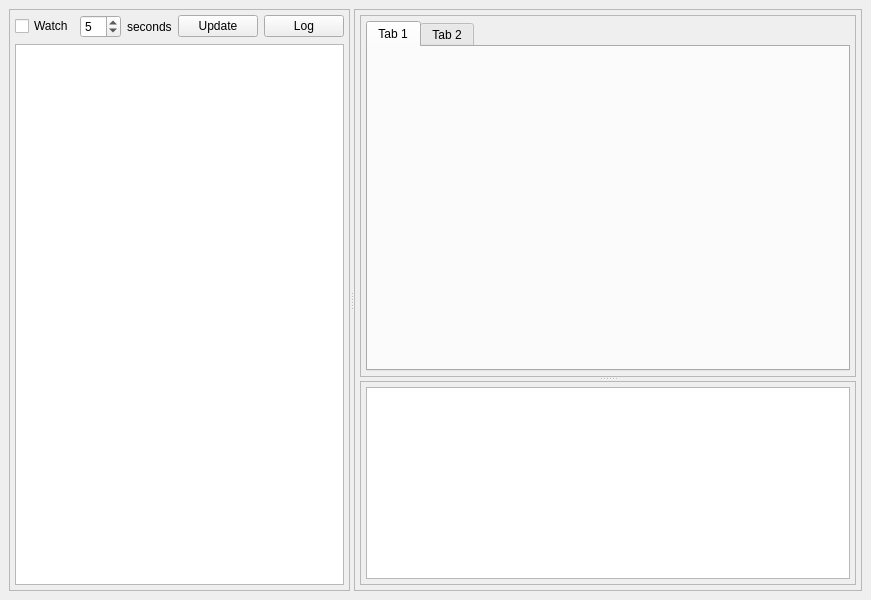
Above: resources/ui/kube_rider_main.ui from namuan/kube-rider before the change. Below: the same form after it.
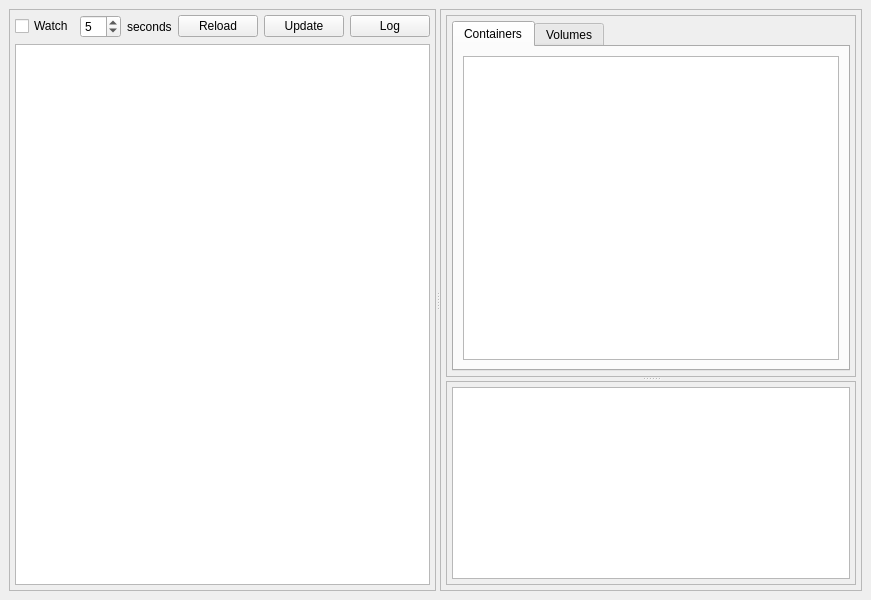
That is the form after the change.

Commit message: Display pod containers when an item is selected in the list

```diff
--- a/resources/ui/kube_rider_main.ui
+++ b/resources/ui/kube_rider_main.ui
@@ -66,6 +66,13 @@
             </property>
            </widget>
           </item>
+          <item>
+           <widget class="QPushButton" name="btn_reload_pods">
+            <property name="text">
+             <string>Reload</string>
+            </property>
+           </widget>
+          </item>
           <item>
            <widget class="QPushButton" name="btn_update_test">
             <property name="text">
@@ -148,12 +155,17 @@
              <widget class="QTabWidget" name="tabWidget">
               <widget class="QWidget" name="tab_3">
                <attribute name="title">
-                <string>Tab 1</string>
+                <string>Containers</string>
                </attribute>
+               <layout class="QHBoxLayout" name="horizontalLayout_6">
+                <item>
+                 <widget class="QListWidget" name="lst_pod_containers"/>
+                </item>
+               </layout>
               </widget>
               <widget class="QWidget" name="tab_4">
                <attribute name="title">
-                <string>Tab 2</string>
+                <string>Volumes</string>
                </attribute>
               </widget>
              </widget>
```
Left out of the diff: 3 changed lines with no effect on the pictures. The commit also changes 11 other files.
